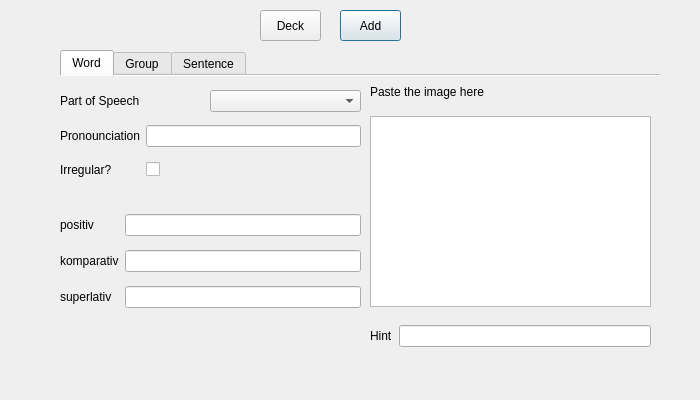
Qt form designer/flashcardmaker.ui (illuminati360/GFCM) before a commit.
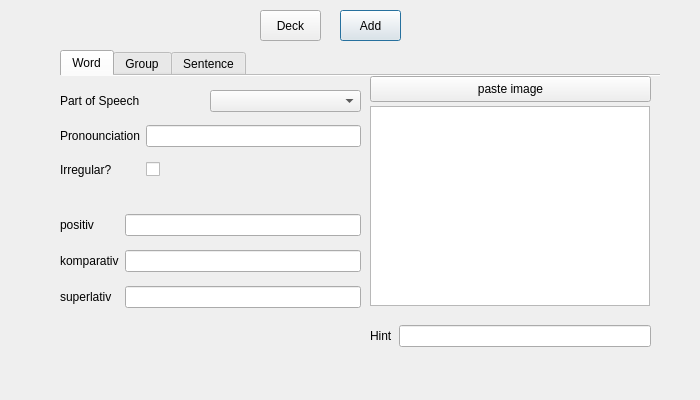
The same form after that commit. Icons and pictures are not drawn.

```diff
--- a/designer/flashcardmaker.ui
+++ b/designer/flashcardmaker.ui
@@ -69,6 +69,9 @@
      <verstretch>1</verstretch>
     </sizepolicy>
    </property>
+   <property name="tabPosition">
+    <enum>QTabWidget::TabPosition::North</enum>
+   </property>
    <property name="tabShape">
     <enum>QTabWidget::TabShape::Rounded</enum>
    </property>
@@ -159,29 +162,6 @@
       </item>
      </layout>
     </widget>
-    <widget class="QLabel" name="paste_image_hint">
-     <property name="geometry">
-      <rect>
-       <x>310</x>
-       <y>0</y>
-       <width>281</width>
-       <height>31</height>
-      </rect>
-     </property>
-     <property name="text">
-      <string>Paste the image here</string>
-     </property>
-    </widget>
-    <widget class="QTextEdit" name="image_text">
-     <property name="geometry">
-      <rect>
-       <x>310</x>
-       <y>40</y>
-       <width>281</width>
-       <height>191</height>
-      </rect>
-     </property>
-    </widget>
     <widget class="QWidget" name="gridLayoutWidget_3">
      <property name="geometry">
       <rect>
@@ -445,6 +425,29 @@
       </widget>
      </widget>
     </widget>
+    <widget class="QTextEdit" name="image_text">
+     <property name="geometry">
+      <rect>
+       <x>310</x>
+       <y>30</y>
+       <width>280</width>
+       <height>200</height>
+      </rect>
+     </property>
+    </widget>
+    <widget class="QPushButton" name="image_button">
+     <property name="geometry">
+      <rect>
+       <x>310</x>
+       <y>0</y>
+       <width>281</width>
+       <height>26</height>
+      </rect>
+     </property>
+     <property name="text">
+      <string>paste image</string>
+     </property>
+    </widget>
    </widget>
    <widget class="QWidget" name="group">
     <property name="enabled">
```
Left out of the diff: 65 changed lines with no effect on the pictures.
